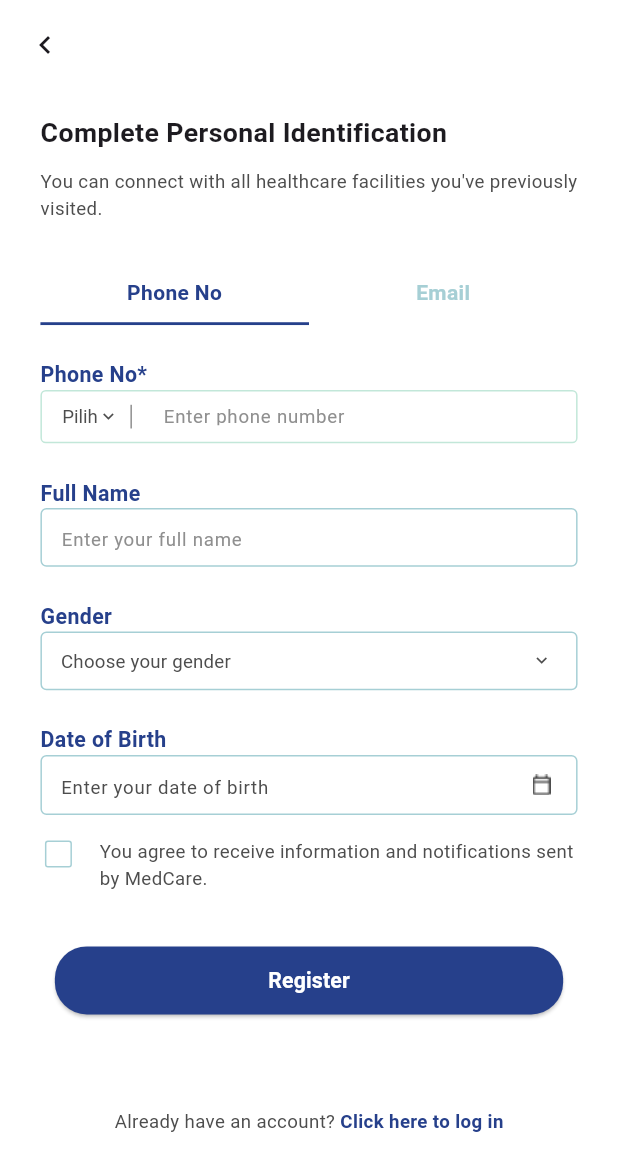
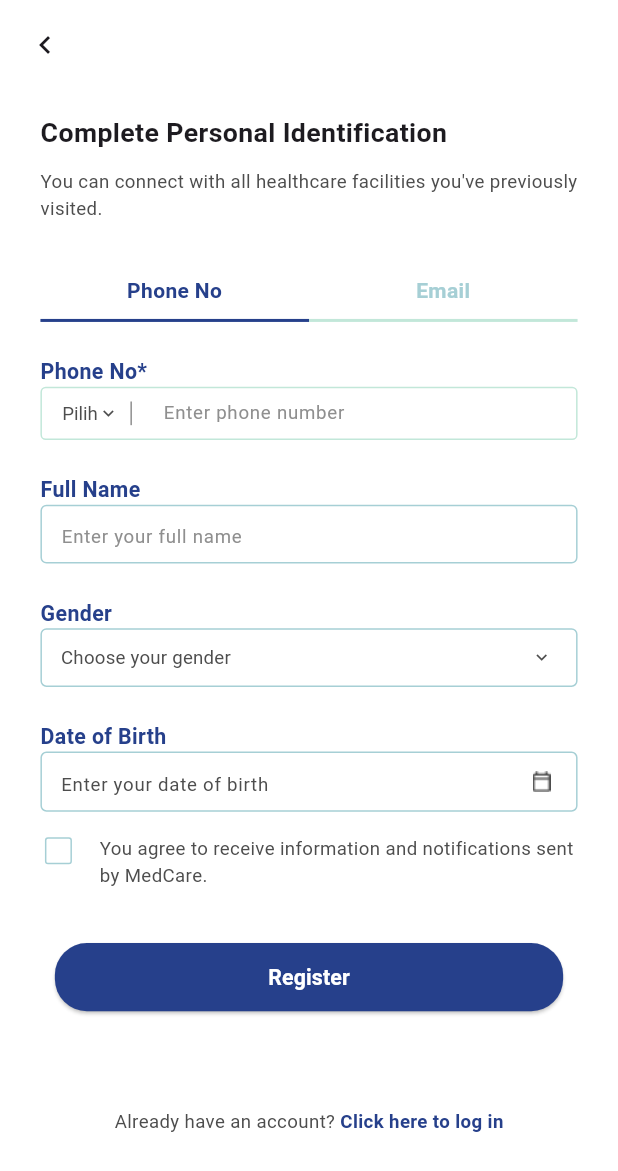
Before and after one commit to aryajoshi022/MedCare, a Flutter app: the SignInScreen screen opened directly, after a tap on "Sign Up", on a phone screen of 412 x 824 dp. Shown: the top 1171 px of the screen. Run offline on Flutter 3.47's test engine with Material 3 defaults, Android fonts, the light colour scheme and no system bars; our stand-ins replace carousel_slider, dotted_border, dotted_line, flutter_rating_bar, flutter_screenutil, google_fonts and 2 more; missing offline and left inert: flutter_displaymode; accounts and stored records are empty; Roboto replaces fonts that are missing (Khula).

Commit message:
Bug fixing

```diff
--- a/lib/screens/signin/signinscreen.dart
+++ b/lib/screens/signin/signinscreen.dart
@@ -41,7 +41,7 @@ class _SignInScreenState extends State<SignInScreen> {
           decoration: BoxDecoration(
             border: Border(
               bottom: BorderSide(
-                color: isActive ? AppColors.btnPrimary : Colors.transparent,
+                color: isActive ? AppColors.btnPrimary : AppColors.borderThirsty,
                 width: 2.w,
               ),
             ),
--- a/lib/screens/signup/signupscreen.dart
+++ b/lib/screens/signup/signupscreen.dart
@@ -47,12 +47,12 @@ class _SignScreenState extends State<SignScreen> {
         onTap: () => _switchPage(index),
         child: AnimatedContainer(
           duration: Duration(milliseconds: 200),
-          padding: EdgeInsets.symmetric(vertical: 10),
+          padding: EdgeInsets.symmetric(vertical: 10.h),
           alignment: Alignment.center,
           decoration: BoxDecoration(
             border: Border(
               bottom: BorderSide(
-                color: isActive ? AppColors.btnPrimary : Colors.transparent,
+                color: isActive ? AppColors.btnPrimary : AppColors.borderThirsty,
                 width: 2,
               ),
             ),
```
